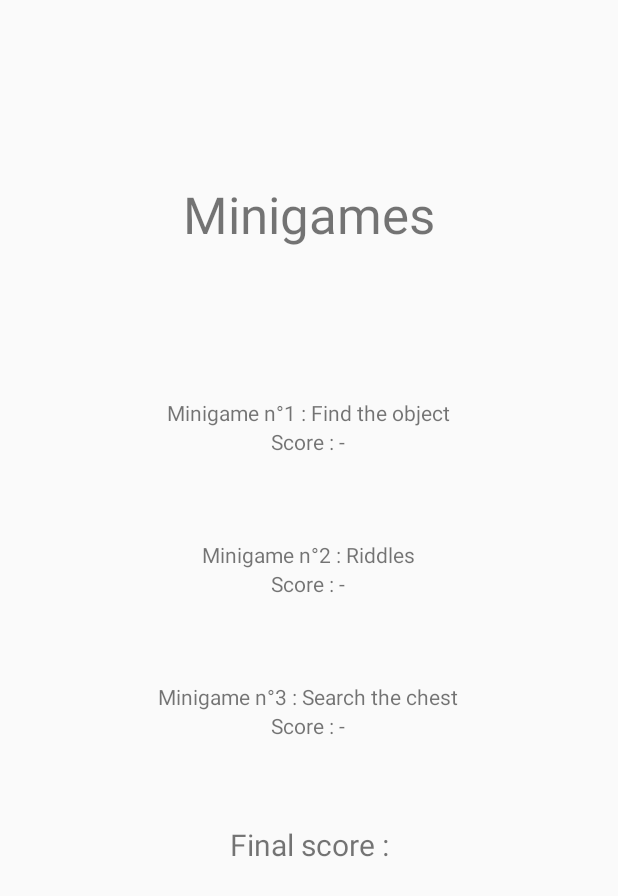
After one commit to malogoetgheluck/Projet_ProgM, an Android app built with Jetpack Compose: the ActivitySoloMode screen opened directly, with no data from a screen before it, on a phone screen of 412 x 824 dp. The commit adds this screen. Shown: the top 896 px of the screen. Run offline under Robolectric (Android 15) with nearby library versions, the phone set to English and light mode, and no system bars; our stand-ins replace Room's generated code.

Commit message:
Added the database for the minigames and the level selector

```diff
--- /dev/null
+++ b/app/src/main/java/com/example/projet_progm/ActivitySoloMode.kt
@@ -0,0 +1,115 @@
+package com.example.projet_progm
+import AppDatabase
+import android.app.Activity
+import android.content.Intent
+import android.os.Bundle
+import android.util.Log
+import android.view.View
+import android.widget.TextView
+import androidx.activity.ComponentActivity
+import androidx.activity.result.contract.ActivityResultContracts
+import androidx.lifecycle.lifecycleScope
+import androidx.room.Room
+import kotlinx.coroutines.launch
+import java.lang.Thread.sleep
+
+
+class ActivitySoloMode : ComponentActivity(){
+
+    private val scores = mutableListOf<Long>()
+    private var currentGameIndex = 0
+
+    val gameActToPlay = mutableListOf<Class<out Activity>>()
+
+    private val gameResultLauncher = registerForActivityResult(ActivityResultContracts.StartActivityForResult()) { result ->
+        if (result.resultCode == RESULT_OK) {
+            val score = result.data?.getLongExtra("score", 0L) ?: 0L
+            Log.d("DEBUG", "Result intent: ${result.data}")
+            Log.d("DEBUG", "Extras: ${result.data?.extras}")
+            scores.add(score)
+
+            // Update the appropriate score TextView here
+            val scoreTextViewId = when (currentGameIndex) {
+                0 -> R.id.Score1
+                1 -> R.id.Score2
+                2 -> R.id.Score3
+                else -> null
+            }
+            scoreTextViewId?.let {
+                findViewById<TextView>(it).text = "Score: $score"
+            }
+        }
+
+        currentGameIndex++
+        launchNextGameOrShowResult()
+    }
+
+    override fun onCreate(savedInstanceState: Bundle?) {
+        super.onCreate(savedInstanceState)
+        setContentView(R.layout.solomodelayout)
+
+        val activityMap = mapOf(
+            "FindTheObject" to ActivityFindTheObject::class.java,
+            "SearchTheChest" to ActivitySearchTheChest::class.java,
+            "EnigmeActivity" to ActivitySearchTheChest::class.java,
+        )
+
+        lifecycleScope.launch {
+            val db = Room.databaseBuilder(
+                applicationContext,
+                AppDatabase::class.java, "myDatabase"
+            ).build()
+
+            val gamesList = db.userDao().getAll()
+            val gameNames = mutableListOf<String>()
+            val gameActivities = mutableListOf<Class<out Activity>>()
+
+            for (game in gamesList) {
+                val name = game.gameName
+                val activityKey = game.gameActivity
+                if (name != null && activityKey != null) {
+                    val activityClass = activityMap[activityKey]
+                    if (activityClass != null) {
+                        gameNames.add(name)
+                        gameActivities.add(activityClass)
+                    } else {
+                        Log.d("DEBUG", "Unknown activity key: $activityKey")
+                    }
+                }
+            }
+
+            Log.d("DEBUG", "Fetched games: $gameNames")
+
+            // -- The rest must be INSIDE the coroutine too:
+            val gamesToPlay = mutableListOf<String>()
+
+            val indexes = (gameNames.indices).shuffled().take(3)
+            indexes.forEach {
+                gamesToPlay.add(gameNames[it])
+                gameActToPlay.add(gameActivities[it])
+            }
+
+            findViewById<TextView>(R.id.Game1).text = "Minigame n°1 : ${gamesToPlay[0]}"
+            findViewById<TextView>(R.id.Game2).text = "Minigame n°2 : ${gamesToPlay[1]}"
+            findViewById<TextView>(R.id.Game3).text = "Minigame n°3 : ${gamesToPlay[2]}"
+
+            // Start the first game
+            launchNextGameOrShowResult()
+        }
+    }
+
+    fun launchNextGameOrShowResult() {
+            if (currentGameIndex < gameActToPlay.size) {
+                val intent = Intent(this@ActivitySoloMode, gameActToPlay[currentGameIndex])
+                gameResultLauncher.launch(intent)
+            } else {
+                findViewById<TextView>(R.id.Score3).text = "Score: ${scores.getOrNull(2) ?: 0}"
+                findViewById<TextView>(R.id.FinalScore).text = "Final score: ${scores.sum()}"
+                findViewById<TextView>(R.id.button).visibility = View.VISIBLE
+            }
+    }
+
+    fun goToMenu(view: View?) {
+        finish()
+    }
+}
--- /dev/null
+++ b/app/src/main/java/com/example/projet_progm/AppDatabase.kt
@@ -0,0 +1,7 @@
+import androidx.room.Database
+import androidx.room.RoomDatabase
+
+@Database(entities = [Games::class], version = 2)
+abstract class AppDatabase : RoomDatabase() {
+    abstract fun userDao(): UserDao
+}
--- /dev/null
+++ b/app/src/main/java/com/example/projet_progm/DAO.kt
@@ -0,0 +1,20 @@
+import androidx.room.Dao
+import androidx.room.Delete
+import androidx.room.Insert
+import androidx.room.OnConflictStrategy
+import androidx.room.Query
+
+@Dao
+interface UserDao {
+    @Query("SELECT * FROM games")
+    suspend fun getAll(): List<Games>
+
+    @Query("SELECT * FROM games WHERE uid IN (:userIds)")
+    suspend fun loadAllByIds(userIds: IntArray): List<Games>
+
+    @Insert(onConflict = OnConflictStrategy.REPLACE)
+    fun insertAll(vararg users: Games)
+
+    @Delete
+    suspend fun delete(user: Games)
+}
--- /dev/null
+++ b/app/src/main/java/com/example/projet_progm/Database.kt
@@ -0,0 +1,10 @@
+import androidx.room.ColumnInfo
+import androidx.room.Entity
+import androidx.room.PrimaryKey
+
+@Entity
+data class Games(
+    @PrimaryKey val uid: Int,
+    @ColumnInfo(name = "game_name") val gameName: String?,
+    @ColumnInfo(name = "game_activity") val gameActivity: String?
+)
--- a/app/src/main/res/layout/mainlayout.xml
+++ b/app/src/main/res/layout/mainlayout.xml
@@ -41,7 +41,7 @@
         android:text="Solo mode"
         android:maxWidth="300dp"
         android:minWidth="200dp"
-        android:onClick="goToGame"/>
+        android:onClick="goToSoloGame"/>
 
     <Button
         android:id="@+id/button2"
--- /dev/null
+++ b/app/src/main/res/layout/solomodelayout.xml
@@ -0,0 +1,108 @@
+<?xml version="1.0" encoding="utf-8"?>
+<androidx.constraintlayout.widget.ConstraintLayout xmlns:android="http://schemas.android.com/apk/res/android"
+    xmlns:app="http://schemas.android.com/apk/res-auto"
+    xmlns:tools="http://schemas.android.com/tools"
+    android:id="@+id/linearLayout"
+    android:layout_width="match_parent"
+    android:layout_height="match_parent">
+
+    <TextView
+        android:id="@+id/Title"
+        android:layout_width="wrap_content"
+        android:layout_height="wrap_content"
+        android:layout_marginTop="120dp"
+        android:text="Minigames"
+        android:textSize="34sp"
+        app:layout_constraintEnd_toEndOf="parent"
+        app:layout_constraintStart_toStartOf="parent"
+        app:layout_constraintTop_toTopOf="parent" />
+
+    <TextView
+        android:id="@+id/Game1"
+        android:layout_width="wrap_content"
+        android:layout_height="wrap_content"
+        android:layout_marginTop="100dp"
+        android:text="Minigame n°1 : -"
+        app:layout_constraintEnd_toEndOf="parent"
+        app:layout_constraintHorizontal_bias="0.498"
+        app:layout_constraintStart_toStartOf="parent"
+        app:layout_constraintTop_toBottomOf="@+id/Title" />
+
+    <TextView
+        android:id="@+id/Score1"
+        android:layout_width="wrap_content"
+        android:layout_height="wrap_content"
+        android:layout_marginTop="0dp"
+        android:text="Score : -"
+        app:layout_constraintEnd_toEndOf="parent"
+        app:layout_constraintHorizontal_bias="0.498"
+        app:layout_constraintStart_toStartOf="parent"
+        app:layout_constraintTop_toBottomOf="@+id/Game1" />
+
+    <TextView
+        android:id="@+id/Game2"
+        android:layout_width="wrap_content"
+        android:layout_height="wrap_content"
+        android:layout_marginTop="75dp"
+        android:text="Minigame n°1 : -"
+        app:layout_constraintEnd_toEndOf="parent"
+        app:layout_constraintHorizontal_bias="0.498"
+        app:layout_constraintStart_toStartOf="parent"
+        app:layout_constraintTop_toBottomOf="@+id/Game1" />
+
+    <TextView
+        android:id="@+id/Score2"
+        android:layout_width="wrap_content"
+        android:layout_height="wrap_content"
+        android:layout_marginTop="0dp"
+        android:text="Score : -"
+        app:layout_constraintEnd_toEndOf="parent"
+        app:layout_constraintHorizontal_bias="0.498"
+        app:layout_constraintStart_toStartOf="parent"
+        app:layout_constraintTop_toBottomOf="@+id/Game2" />
+
+    <TextView
+        android:id="@+id/Game3"
+        android:layout_width="wrap_content"
+        android:layout_height="wrap_content"
+        android:layout_marginTop="75dp"
+        android:text="Minigame n°1 : -"
+        app:layout_constraintEnd_toEndOf="parent"
+        app:layout_constraintHorizontal_bias="0.498"
+        app:layout_constraintStart_toStartOf="parent"
+        app:layout_constraintTop_toBottomOf="@+id/Game2" />
+
+    <TextView
+        android:id="@+id/Score3"
+        android:layout_width="wrap_content"
+        android:layout_height="wrap_content"
+        android:layout_marginTop="0dp"
+        android:text="Score : -"
+        app:layout_constraintEnd_toEndOf="parent"
+        app:layout_constraintHorizontal_bias="0.498"
+        app:layout_constraintStart_toStartOf="parent"
+        app:layout_constraintTop_toBottomOf="@+id/Game3" />
+
+    <TextView
+        android:id="@+id/FinalScore"
+        android:layout_width="wrap_content"
+        android:layout_height="wrap_content"
+        android:layout_marginTop="75dp"
+        android:text="Final score :"
+        android:textSize="20sp"
+        app:layout_constraintEnd_toEndOf="parent"
+        app:layout_constraintStart_toStartOf="parent"
+        app:layout_constraintTop_toBottomOf="@+id/Game3" />
+
+    <Button
+    android:id="@+id/button"
+    android:layout_width="wrap_content"
+    android:layout_height="wrap_content"
+    android:layout_marginTop="100dp"
+    android:text="Go back to menu"
+    app:layout_constraintEnd_toEndOf="parent"
+    app:layout_constraintStart_toStartOf="parent"
+    app:layout_constraintTop_toBottomOf="@+id/FinalScore"
+    android:visibility="invisible"
+    android:onClick="goToMenu"/>
+</androidx.constraintlayout.widget.ConstraintLayout>
```
Also changed, not shown: app/build.gradle.kts (+34 -0 lines), app/src/main/AndroidManifest.xml (+9 -3 lines), app/src/main/java/com/example/projet_progm/ActivityFindTheObject.kt (renamed from app/src/main/java/com/example/projet_progm/FindTheObject.kt, +17 -6 lines), app/src/main/java/com/example/projet_progm/ActivityHomePage.kt (added, +52 -0 lines), app/src/main/java/com/example/projet_progm/ActivitySearchTheChest.kt (renamed from app/src/main/java/com/example/projet_progm/SearchTheChest.kt, +21 -1 lines), app/src/main/java/com/example/projet_progm/MainActivity.kt (deleted, +0 -20 lines), gradle/libs.versions.toml (+27 -0 lines).
